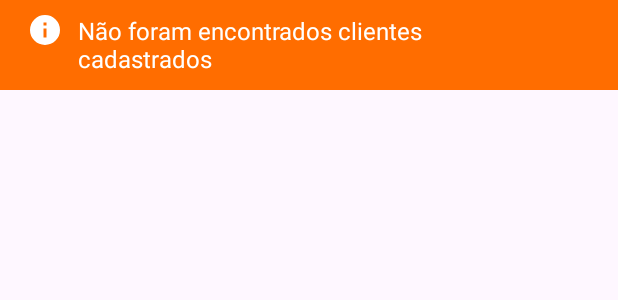
After one commit to pp23-if/TrabalhoFinalPDMPedroAugustoVieiraDeFreitas, an Android app: the layout activity_custom_toast_lista_clientes_vazia.xml on its own in the app's theme, with its tools: preview values and no code run, on a phone screen of 412 x 824 dp. The commit adds this screen. Shown: the top 300 px of the screen. Run offline under Robolectric (Android 15) with nearby library versions, the phone set to English and light mode, and no system bars.

Commit message:
fiz a busca de clientes

```diff
--- a/app/src/main/AndroidManifest.xml
+++ b/app/src/main/AndroidManifest.xml
@@ -26,6 +26,7 @@
         <activity android:name="trabalhofinalpdmpedroaugustovieiradefreitas.main.controller.ProdutoController" />
         <activity android:name="trabalhofinalpdmpedroaugustovieiradefreitas.main.controller.PedidoController" />
         <activity android:name="trabalhofinalpdmpedroaugustovieiradefreitas.main.controller.CadastroClienteController" />
+        <activity android:name="trabalhofinalpdmpedroaugustovieiradefreitas.main.controller.VisualizacaoClienteController" />
     </application>
 
 </manifest>
--- a/app/src/main/java/trabalhofinalpdmpedroaugustovieiradefreitas/main/controller/ClienteController.kt
+++ b/app/src/main/java/trabalhofinalpdmpedroaugustovieiradefreitas/main/controller/ClienteController.kt
@@ -34,7 +34,8 @@ class ClienteController : AppCompatActivity() {
 
         botaoVisualizacaoCliente.setOnClickListener()
         {
-
+            var intent = Intent(this, VisualizacaoClienteController::class.java);
+            startActivity(intent);
         }
 
         botaoAlteracaoCliente.setOnClickListener()
--- a/app/src/main/java/trabalhofinalpdmpedroaugustovieiradefreitas/main/model/Cliente.kt
+++ b/app/src/main/java/trabalhofinalpdmpedroaugustovieiradefreitas/main/model/Cliente.kt
@@ -50,7 +50,7 @@ class Cliente (private var cpf : String, private var nome: String,
 
     override fun toString(): String {
 
-        return  "Cliente: " + this.nome + "\n" +
+        return  "\n" + "Cliente: " + this.nome + "\n" +
                 "Cpf: " + this.cpf + "\n" +
                 "Telefone: " + this.telefone + "\n" +
                 "Endereco: " + this.endereco + "\n" +
--- /dev/null
+++ b/app/src/main/res/layout/activity_custom_toast_lista_clientes_vazia.xml
@@ -0,0 +1,30 @@
+<?xml version="1.0" encoding="utf-8"?>
+<LinearLayout xmlns:android="http://schemas.android.com/apk/res/android"
+    android:id="@+id/container_Toast_lista_cliente_vazia"
+    android:layout_width="match_parent"
+    android:orientation="horizontal"
+    android:padding="8dp"
+    android:weightSum="1"
+    android:layout_height="60dp"
+    android:background="@color/orange">
+
+    <ImageView
+        android:id="@+id/imageViewCustomToast"
+        android:layout_width="wrap_content"
+        android:layout_height="wrap_content"
+        android:layout_marginStart="10dp"
+        android:layout_marginEnd="10dp"
+        android:background="@drawable/information" />
+
+    <TextView
+        android:id="@+id/textViewCustomToastListaClienteVazia"
+        android:layout_width="0dp"
+        android:textSize="16sp"
+        android:text="@string/semClientes"
+        android:layout_height="wrap_content"
+        android:layout_gravity="center_vertical"
+        android:layout_weight="0.8"
+        android:textColor="@color/white"
+        />
+
+</LinearLayout>
--- a/app/src/main/res/layout/activity_visualizacao_clientes.xml
+++ b/app/src/main/res/layout/activity_visualizacao_clientes.xml
@@ -63,6 +63,7 @@
         android:layout_width="348dp"
         android:layout_height="580dp"
         android:layout_marginTop="10dp"
+        android:textSize="18sp"
         app:layout_constraintEnd_toEndOf="@id/ContainerVisualizacaoCLiente"
         app:layout_constraintStart_toStartOf="@id/ContainerVisualizacaoCLiente"
         app:layout_constraintTop_toBottomOf="@id/txtDescVisualizacaoCliente" />
--- a/app/src/main/res/values/strings.xml
+++ b/app/src/main/res/values/strings.xml
@@ -36,4 +36,5 @@
     <string name="Entendi">Entendi</string>
     <string name="validacaoCpf">O Cpf Informado já foi cadastrado.</string>
     <string name="mensagemValidacaoCamposVazios">Por favor, preencha todos os campos.</string>
+    <string name="semClientes">Não foram encontrados clientes cadastrados</string>
 </resources>
```
Also changed, not shown: app/src/main/java/trabalhofinalpdmpedroaugustovieiradefreitas/main/controller/VisualizacaoClienteController.kt (added, +80 -0 lines), app/src/main/java/trabalhofinalpdmpedroaugustovieiradefreitas/main/model/ClienteDAO.java (+11 -3 lines), app/src/main/res/layout/activity_loading_visualizacao_cliente.xml (added, +47 -0 lines).
